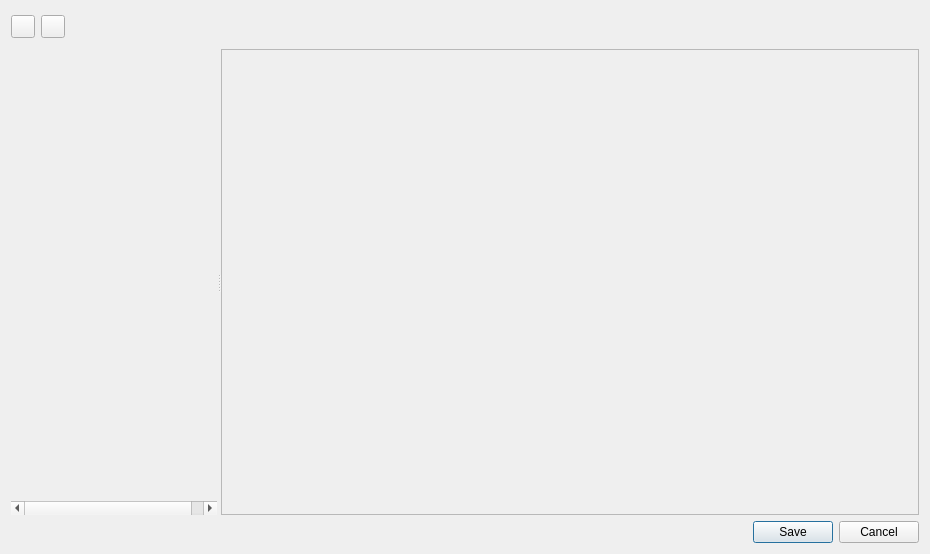
Qt form ui/social_tenure/ui_str_editor.ui (gltn/stdm) before a commit.
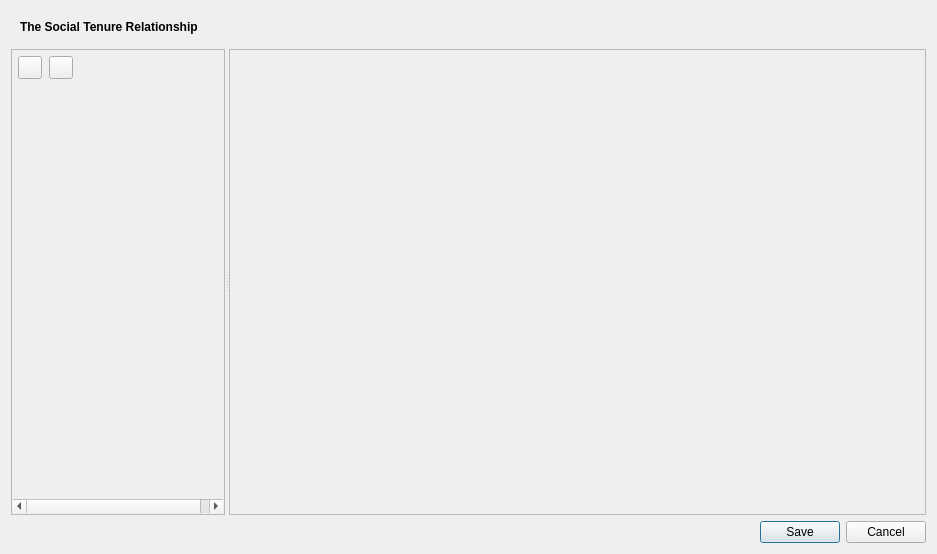
The same form after that commit. The open tabs and pages were chosen to show the change. Icons and pictures are not drawn. Custom widgets are drawn as their Qt base class.

The edit to the form file:
```diff
--- a/ui/social_tenure/ui_str_editor.ui
+++ b/ui/social_tenure/ui_str_editor.ui
@@ -6,64 +6,24 @@
    <rect>
     <x>0</x>
     <y>0</y>
-    <width>930</width>
+    <width>937</width>
     <height>554</height>
    </rect>
   </property>
+  <property name="sizePolicy">
+   <sizepolicy hsizetype="Expanding" vsizetype="Expanding">
+    <horstretch>0</horstretch>
+    <verstretch>0</verstretch>
+   </sizepolicy>
+  </property>
   <property name="windowTitle">
    <string>Create Social Tenure Relationship</string>
   </property>
   <layout class="QVBoxLayout" name="verticalLayout_9">
    <item>
-    <layout class="QVBoxLayout" name="verticalLayout">
-     <item>
-      <layout class="QVBoxLayout" name="str_notification"/>
-     </item>
-     <item>
       <layout class="QHBoxLayout" name="horizontalLayout">
        <item>
-        <widget class="QToolButton" name="add_str_btn">
-         <property name="toolTip">
-          <string>Add Social Tenure Relationship</string>
-         </property>
-         <property name="text">
-          <string/>
-         </property>
-         <property name="icon">
-          <iconset resource="../../resources.qrc">
-           <normaloff>:/plugins/stdm/images/icons/add.png</normaloff>:/plugins/stdm/images/icons/add.png</iconset>
-         </property>
-        </widget>
-       </item>
-       <item>
-        <widget class="QToolButton" name="remove_str_btn">
-         <property name="toolTip">
-          <string>Remove Social Tenure Relationship</string>
-         </property>
-         <property name="text">
-          <string/>
-         </property>
-         <property name="icon">
-          <iconset resource="../../resources.qrc">
-           <normaloff>:/plugins/stdm/images/icons/remove.png</normaloff>:/plugins/stdm/images/icons/remove.png</iconset>
-         </property>
-        </widget>
-       </item>
-       <item>
-        <spacer name="horizontalSpacer">
-         <property name="orientation">
-          <enum>Qt::Horizontal</enum>
-         </property>
-         <property name="sizeType">
-          <enum>QSizePolicy::Fixed</enum>
-         </property>
-         <property name="sizeHint" stdset="0">
-          <size>
-           <width>100</width>
-           <height>20</height>
-          </size>
-         </property>
-        </spacer>
+      <layout class="QVBoxLayout" name="str_notification"/>
        </item>
        <item>
         <widget class="QStackedWidget" name="top_description">
@@ -76,7 +36,23 @@
          <property name="currentIndex">
           <number>0</number>
          </property>
-         <widget class="QWidget" name="page"/>
+       <widget class="QWidget" name="page">
+        <layout class="QVBoxLayout" name="verticalLayout_15">
+         <item>
+          <widget class="QLabel" name="label_6">
+           <property name="font">
+            <font>
+             <weight>75</weight>
+             <bold>true</bold>
+            </font>
+           </property>
+           <property name="text">
+            <string>The Social Tenure Relationship</string>
+           </property>
+          </widget>
+         </item>
+        </layout>
+       </widget>
          <widget class="QWidget" name="page_2">
           <layout class="QVBoxLayout" name="verticalLayout_10">
            <item>
@@ -139,9 +115,105 @@
          <verstretch>0</verstretch>
         </sizepolicy>
        </property>
+     <property name="minimumSize">
+      <size>
+       <width>300</width>
+       <height>300</height>
+      </size>
+     </property>
        <property name="orientation">
         <enum>Qt::Horizontal</enum>
        </property>
+     <widget class="QFrame" name="str_tree_view_frame">
+      <property name="sizePolicy">
+       <sizepolicy hsizetype="MinimumExpanding" vsizetype="Expanding">
+        <horstretch>0</horstretch>
+        <verstretch>0</verstretch>
+       </sizepolicy>
+      </property>
+      <property name="minimumSize">
+       <size>
+        <width>70</width>
+        <height>100</height>
+       </size>
+      </property>
+      <property name="maximumSize">
+       <size>
+        <width>250</width>
+        <height>500000</height>
+       </size>
+      </property>
+      <property name="frameShape">
+       <enum>QFrame::StyledPanel</enum>
+      </property>
+      <layout class="QVBoxLayout" name="verticalLayout">
+       <property name="spacing">
+        <number>1</number>
+       </property>
+       <property name="margin">
+        <number>1</number>
+       </property>
+       <item>
+        <layout class="QHBoxLayout" name="horizontalLayout_2">
+         <property name="spacing">
+          <number>7</number>
+         </property>
+         <property name="leftMargin">
+          <number>5</number>
+         </property>
+         <property name="topMargin">
+          <number>5</number>
+         </property>
+         <property name="bottomMargin">
+          <number>5</number>
+         </property>
+         <item>
+          <widget class="QToolButton" name="add_str_btn">
+           <property name="toolTip">
+            <string>Add Social Tenure Relationship</string>
+           </property>
+           <property name="text">
+            <string/>
+           </property>
+           <property name="icon">
+            <iconset resource="../../resources.qrc">
+             <normaloff>:/plugins/stdm/images/icons/add.png</normaloff>:/plugins/stdm/images/icons/add.png</iconset>
+           </property>
+          </widget>
+         </item>
+         <item>
+          <widget class="QToolButton" name="remove_str_btn">
+           <property name="toolTip">
+            <string>Remove Social Tenure Relationship</string>
+           </property>
+           <property name="text">
+            <string/>
+           </property>
+           <property name="icon">
+            <iconset resource="../../resources.qrc">
+             <normaloff>:/plugins/stdm/images/icons/remove.png</normaloff>:/plugins/stdm/images/icons/remove.png</iconset>
+           </property>
+          </widget>
+         </item>
+         <item>
+          <spacer name="horizontalSpacer">
+           <property name="orientation">
+            <enum>Qt::Horizontal</enum>
+           </property>
+           <property name="sizeType">
+            <enum>QSizePolicy::MinimumExpanding</enum>
+           </property>
+           <property name="sizeHint" stdset="0">
+            <size>
+             <width>40</width>
+             <height>20</height>
+            </size>
+           </property>
+          </spacer>
+         </item>
+        </layout>
+       </item>
+       <item>
        <widget class="QScrollArea" name="scrollArea">
         <property name="sizePolicy">
          <sizepolicy hsizetype="MinimumExpanding" vsizetype="Expanding">
@@ -172,8 +244,8 @@
           <rect>
            <x>0</x>
            <y>0</y>
-           <width>220</width>
-           <height>418</height>
+            <width>246</width>
+            <height>409</height>
           </rect>
          </property>
          <property name="sizePolicy">
@@ -189,6 +261,9 @@
           </size>
          </property>
         </widget>
+        </widget>
+       </item>
+      </layout>
        </widget>
        <widget class="QStackedWidget" name="component_container">
         <property name="sizePolicy">
@@ -296,8 +371,8 @@
               <rect>
                <x>0</x>
                <y>0</y>
-               <width>100</width>
-               <height>30</height>
+             <width>635</width>
+             <height>426</height>
               </rect>
              </property>
              <layout class="QVBoxLayout" name="verticalLayout_12">
@@ -432,8 +507,6 @@
         <set>QDialogButtonBox::Cancel|QDialogButtonBox::Save</set>
        </property>
       </widget>
-     </item>
-    </layout>
    </item>
   </layout>
  </widget>
```
Left out of the diff: 10 changed lines with no effect on the pictures. Lines whose indentation alone changed are shown as unchanged.
